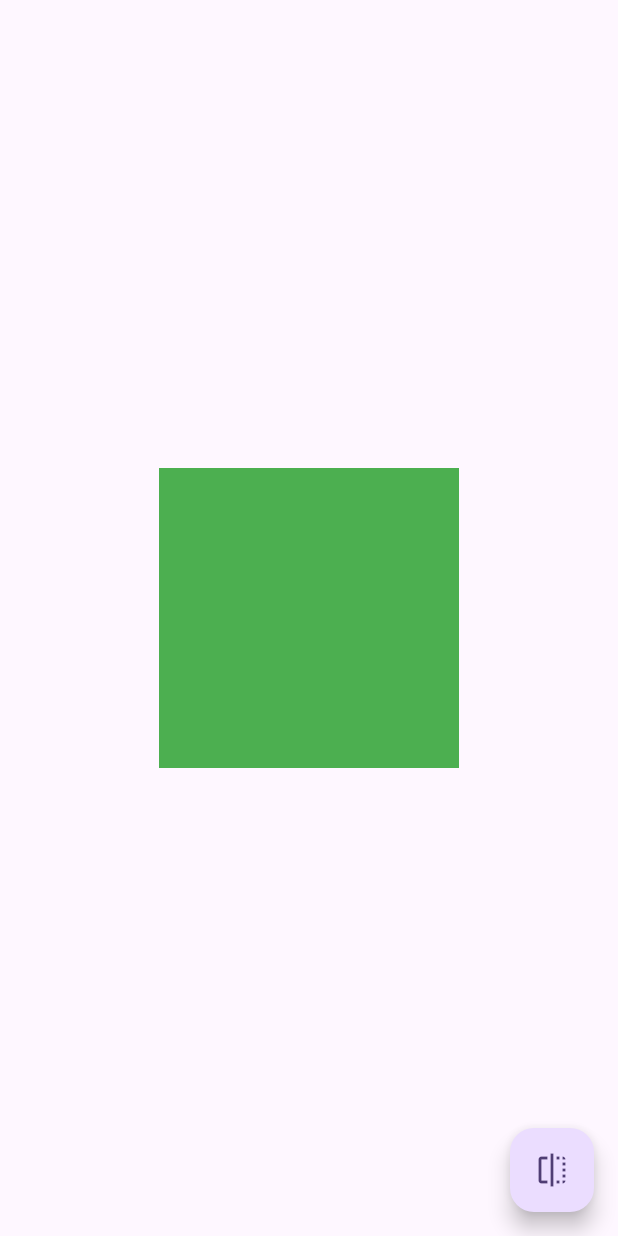
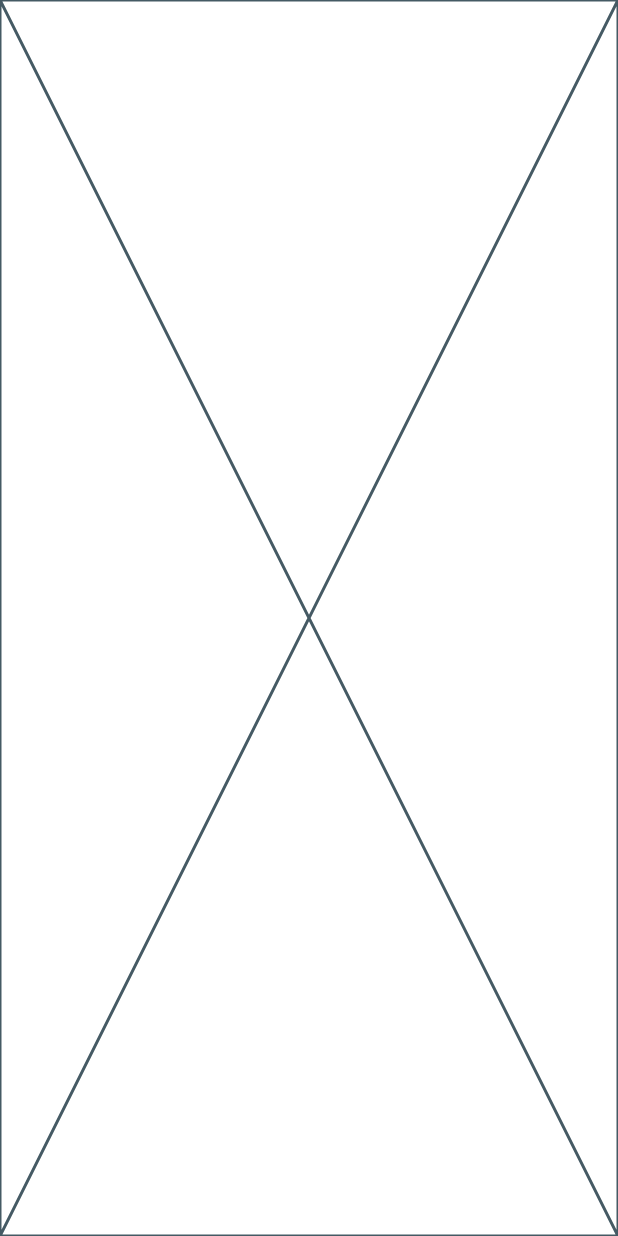
Before and after one commit to Tosin8/flutter_cookbook, a Flutter app: the screen it shows after launch, on a phone screen of 412 x 824 dp. Run offline on Flutter 3.47's test engine with Material 2 defaults, Android fonts, the phone set to English and light mode, and no system bars.

```diff
--- /dev/null
+++ b/lib/design/snack_bar.dart
@@ -0,0 +1,10 @@
+import 'package:flutter/material.dart';
+
+class Snack_Bar extends StatelessWidget {
+  const Snack_Bar({super.key});
+
+  @override
+  Widget build(BuildContext context) {
+    return const Placeholder();
+  }
+}
--- a/lib/main.dart
+++ b/lib/main.dart
@@ -1,6 +1,6 @@
 import 'package:flutter/material.dart';
-import 'package:flutter_cookbook/design/drawer.dart';
-import 'package:flutter_cookbook/animation/fade_in_out.dart';
+
+import 'package:flutter_cookbook/design/snack_bar.dart';
 
 void main() {
   runApp(const MyApp());
@@ -18,7 +18,7 @@ class MyApp extends StatelessWidget {
         colorScheme: ColorScheme.fromSeed(seedColor: Colors.deepPurple),
         useMaterial3: true,
       ),
-      home: const ObjectFade(),
+      home: const Snack_Bar(),
     );
   }
 }
```
